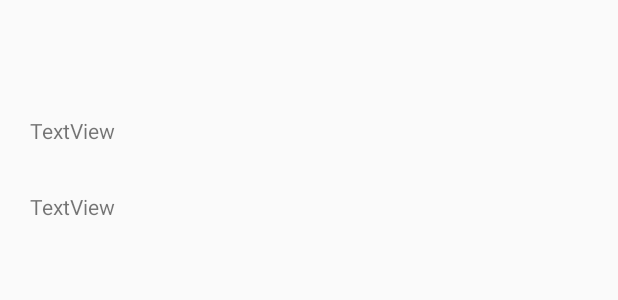
After one commit to XarnnibusTug/WGU-Term_Tracker, an Android app: the layout activity_assessment_view.xml on its own in the app's theme, with its tools: preview values and no code run, on a phone screen of 412 x 824 dp. The commit adds this screen. Shown: the top 300 px of the screen. Run offline under Robolectric (Android 15) with nearby library versions, the phone set to English and light mode, and no system bars.

Commit message:
Created Assessment Activities
Created All Assessment Activites.

```diff
--- a/app/src/main/AndroidManifest.xml
+++ b/app/src/main/AndroidManifest.xml
@@ -51,7 +51,10 @@
             android:theme="@style/AppTheme.NoActionBar" />
         <activity android:name=".CourseNoteListActivity" />
         <activity android:name=".CourseNoteViewActivity" />
-        <activity android:name=".CourseNoteEdit"></activity>
+        <activity android:name=".CourseNoteEdit" />
+        <activity android:name=".AssessmentListActivity" />
+        <activity android:name=".AssessmentViewActivity" />
+        <activity android:name=".AssessmentEdit"></activity>
     </application>
 
 </manifest>
--- a/app/src/main/java/com/example/jmor132/myapplication/DBOpenHelper.java
+++ b/app/src/main/java/com/example/jmor132/myapplication/DBOpenHelper.java
@@ -117,7 +117,7 @@ public class DBOpenHelper extends SQLiteOpenHelper {
                     ASSESSMENT_NOTIFICATIONS + " INTEGER, " +
                     ASSESSMENT_CREATED + " TEXT default CURRENT_TIMESTAMP, " +
                     "FOREIGN KEY(" + ASSESSMENT_COURSE_ID + ") REFERENCES " + TABLE_COURSES + "(" + COURSES_TABLE_ID + ")" +
-                    "0";
+                    ")";
 
 
     public DBOpenHelper(Context context) {
@@ -139,7 +139,7 @@ public class DBOpenHelper extends SQLiteOpenHelper {
         database.execSQL("DROP TABLE IF EXISTS " + TABLE_TERMS);
         database.execSQL("DROP TABLE IF EXISTS " + TABLE_COURSES);
         database.execSQL("DROP TABLE IF EXISTS " + TABLE_COURSE_NOTES);
-        database.execSQL("DROP TABLE IF EXISTS" + TABLE_ASSESSMENTS);
+        database.execSQL("DROP TABLE IF EXISTS " + TABLE_ASSESSMENTS);
         onCreate(database);
     }
 }
--- /dev/null
+++ b/app/src/main/res/layout/activity_assessment_view.xml
@@ -0,0 +1,37 @@
+<?xml version="1.0" encoding="utf-8"?>
+<RelativeLayout xmlns:android="http://schemas.android.com/apk/res/android"
+    xmlns:app="http://schemas.android.com/apk/res-auto"
+    xmlns:tools="http://schemas.android.com/tools"
+    android:layout_width="match_parent"
+    android:layout_height="match_parent"
+    tools:context=".AssessmentViewActivity">
+
+    <TextView
+        android:id="@+id/assessmentTitle"
+        android:layout_width="194dp"
+        android:layout_height="40dp"
+        android:layout_alignParentStart="true"
+        android:layout_alignParentLeft="true"
+        android:layout_alignParentTop="true"
+        android:layout_marginStart="20dp"
+        android:layout_marginLeft="20dp"
+        android:layout_marginTop="26dp" />
+
+    <TextView
+        android:id="@+id/assessmentDateTime"
+        android:layout_width="187dp"
+        android:layout_height="38dp"
+        android:layout_alignStart="@+id/assessmentTitle"
+        android:layout_alignParentTop="true"
+        android:layout_marginTop="77dp"
+        android:text="TextView" />
+
+    <TextView
+        android:id="@+id/assessmentDescription"
+        android:layout_width="194dp"
+        android:layout_height="29dp"
+        android:layout_alignStart="@+id/assessmentTitle"
+        android:layout_alignParentTop="true"
+        android:layout_marginTop="128dp"
+        android:text="TextView" />
+</RelativeLayout>
--- a/app/src/main/res/layout/content_course_view.xml
+++ b/app/src/main/res/layout/content_course_view.xml
@@ -53,6 +53,7 @@
         android:layout_alignParentStart="true"
         android:layout_marginStart="185dp"
         android:layout_marginTop="-47dp"
+        android:onClick="openAssessments"
         android:text="@string/assessment_button" />
 
     <TextView
```
Also changed, not shown: app/src/main/java/com/example/jmor132/myapplication/AssessmentDataManager.java (added, +52 -0 lines), app/src/main/java/com/example/jmor132/myapplication/AssessmentEdit.java (added, +13 -0 lines), app/src/main/java/com/example/jmor132/myapplication/AssessmentListActivity.java (added, +95 -0 lines), app/src/main/java/com/example/jmor132/myapplication/AssessmentProvider.java (+9 -2 lines), app/src/main/java/com/example/jmor132/myapplication/AssessmentViewActivity.java (added, +37 -0 lines), app/src/main/java/com/example/jmor132/myapplication/CourseViewActivity.java (+7 -0 lines), app/src/main/res/layout/activity_assessment_edit.xml (added, +9 -0 lines), app/src/main/res/layout/activity_assessment_list.xml (added, +37 -0 lines), app/src/main/res/layout/assessment_list.xml (added, +53 -0 lines), app/src/main/res/values/strings.xml (+8 -5 lines).
